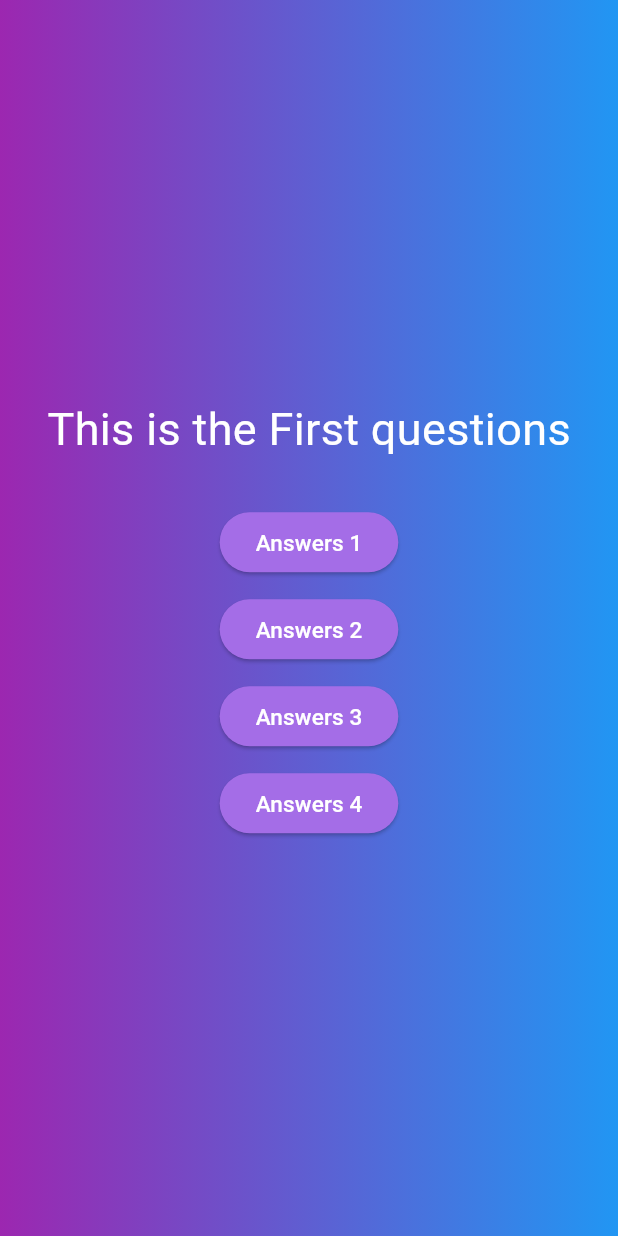
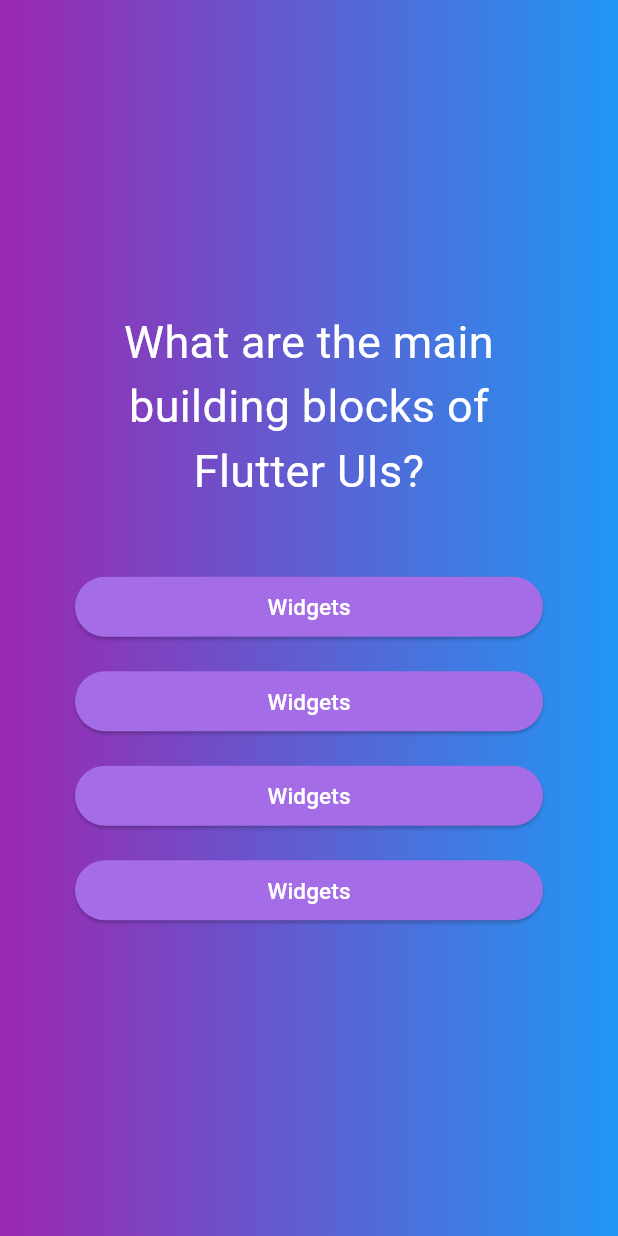
Before and after one commit to Talha-Aslam/flutter_application_2, a Flutter app: the screen it shows after launch, after a tap on "Start Quiz", on a phone screen of 412 x 824 dp. Run offline on Flutter 3.47's test engine with Material 3 defaults, Android fonts, the phone set to English and light mode, and no system bars.

Commit message:
new files

```diff
--- a/lib/questions_screen.dart
+++ b/lib/questions_screen.dart
@@ -1,4 +1,5 @@
 import 'package:flutter/material.dart';
+import 'package:flutter_application_2/data/question_list.dart';
 
 class QuestionsScreen extends StatefulWidget {
   const QuestionsScreen({super.key});
@@ -12,70 +13,47 @@ class QuestionsScreen extends StatefulWidget {
 class _QuestionPageState extends State<QuestionsScreen> {
   @override
   Widget build(context) {
+    final currenQuestion = questions[0];
     return Center(
+      child: Container(
+        margin: EdgeInsets.all(50),
         child: Column(
+          crossAxisAlignment: CrossAxisAlignment.stretch,
           mainAxisAlignment: MainAxisAlignment.center,
           children: [
-          const Text(
-            'This is the First questions',
+            Text(
+              currenQuestion.text,
               style: TextStyle(
                 fontSize: 30,
                 color: Colors.white,
               ),
+              textAlign: TextAlign.center,
             ),
             const SizedBox(height: 30),
-          ElevatedButton(
+            ...currenQuestion.answers.map((answers) {
+              return Container(
+                margin: const EdgeInsets.only(top: 15),
+                child: ElevatedButton(
                   onPressed: () {},
                   style: TextButton.styleFrom(
-                backgroundColor: Color.fromARGB(255, 164, 109, 231),
-                foregroundColor: const Color.fromARGB(255, 255, 255, 255)),
+                    backgroundColor: const Color.fromARGB(255, 164, 109, 231),
+                    foregroundColor: const Color.fromARGB(255, 255, 255, 255),
+                    padding: const EdgeInsets.fromLTRB(60, 0, 60, 0),
+                    shape: RoundedRectangleBorder(
+                      borderRadius: BorderRadius.circular(40),
+                    ),
+                  ),
                   child: Text(
-              "Answers 1",
+                    currenQuestion.answers[0],
                     style: TextStyle(
                       fontSize: 15,
                     ),
                   ),
                 ),
-          const SizedBox(height: 10),
-          ElevatedButton(
-            onPressed: () {},
-            style: TextButton.styleFrom(
-                backgroundColor: Color.fromARGB(255, 164, 109, 231),
-                foregroundColor: const Color.fromARGB(255, 255, 255, 255)),
-            child: Text(
-              "Answers 2",
-              style: TextStyle(
-                fontSize: 15,
+              );
+            }),
+          ],
         ),
-            ),
-          ),
-          const SizedBox(height: 10),
-          ElevatedButton(
-            onPressed: () {},
-            style: TextButton.styleFrom(
-                backgroundColor: Color.fromARGB(255, 164, 109, 231),
-                foregroundColor: const Color.fromARGB(255, 255, 255, 255)),
-            child: Text(
-              "Answers 3",
-              style: TextStyle(
-                fontSize: 15,
-              ),
-            ),
-          ),
-          const SizedBox(height: 10),
-          ElevatedButton(
-            onPressed: () {},
-            style: TextButton.styleFrom(
-                backgroundColor: Color.fromARGB(255, 164, 109, 231),
-                foregroundColor: const Color.fromARGB(255, 255, 255, 255)),
-            child: Text(
-              "Answers 4",
-              style: TextStyle(
-                fontSize: 15,
-              ),
-            ),
-          ),
-        ],
       ),
     );
   }
```
Lines whose indentation alone changed are shown as unchanged.
